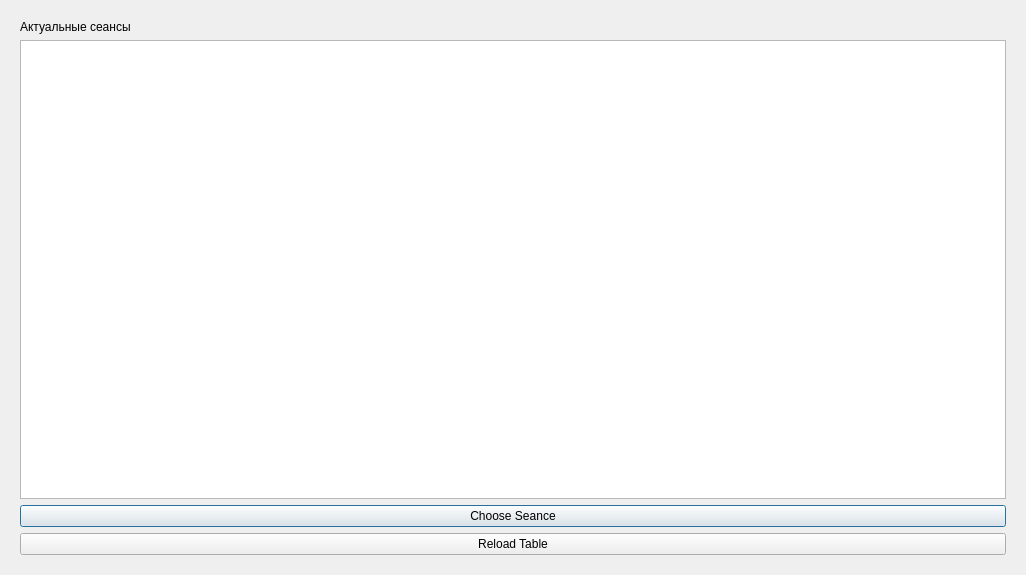
First picture: the form in cinema/seances.ui, repository M1k3FaLc0n/PP_po_PM02, before the edit.
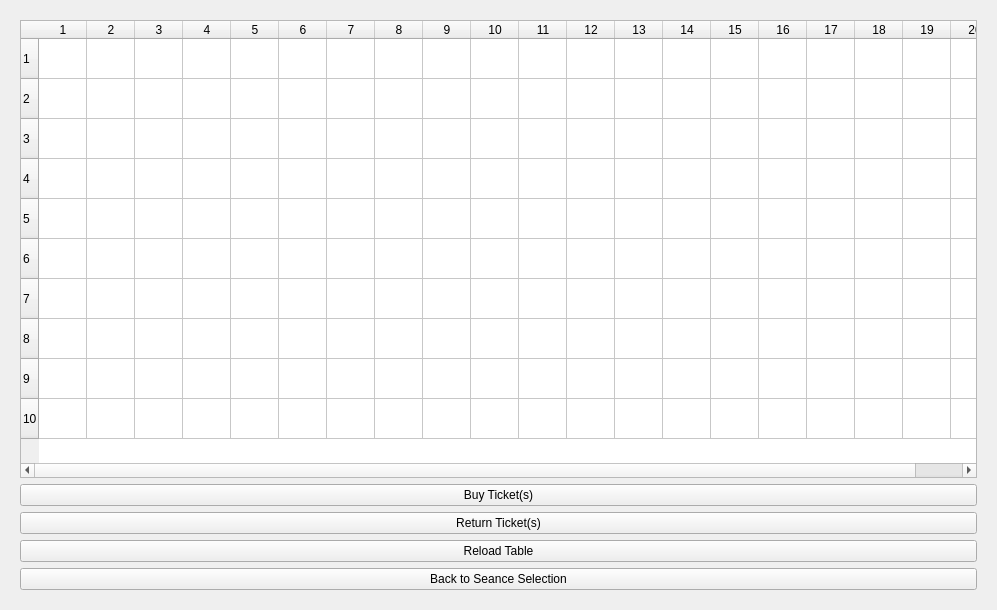
Second picture: the form after the edit.

What changed in the file:
```diff
--- a/cinema/seances.ui
+++ b/cinema/seances.ui
@@ -6,8 +6,8 @@
    <rect>
     <x>0</x>
     <y>0</y>
-    <width>1026</width>
-    <height>575</height>
+    <width>997</width>
+    <height>610</height>
    </rect>
   </property>
   <property name="windowTitle">
@@ -16,6 +16,9 @@
   <layout class="QGridLayout" name="gridLayout">
    <item row="0" column="0">
     <widget class="QStackedWidget" name="stackedWidget">
+     <property name="currentIndex">
+      <number>1</number>
+     </property>
      <widget class="QWidget" name="pageSelectSeance">
       <layout class="QVBoxLayout" name="verticalLayout">
        <item>
@@ -44,7 +47,216 @@
        </item>
       </layout>
      </widget>
-     <widget class="QWidget" name="page_2"/>
+     <widget class="QWidget" name="pageSelectPlaces">
+      <layout class="QVBoxLayout" name="verticalLayout_2">
+       <item>
+        <widget class="QTableWidget" name="tableWidget">
+         <property name="autoFillBackground">
+          <bool>false</bool>
+         </property>
+         <property name="wordWrap">
+          <bool>false</bool>
+         </property>
+         <property name="cornerButtonEnabled">
+          <bool>false</bool>
+         </property>
+         <attribute name="horizontalHeaderCascadingSectionResizes">
+          <bool>true</bool>
+         </attribute>
+         <attribute name="horizontalHeaderDefaultSectionSize">
+          <number>46</number>
+         </attribute>
+         <attribute name="horizontalHeaderMinimumSectionSize">
+          <number>48</number>
+         </attribute>
+         <attribute name="verticalHeaderCascadingSectionResizes">
+          <bool>true</bool>
+         </attribute>
+         <attribute name="verticalHeaderDefaultSectionSize">
+          <number>40</number>
+         </attribute>
+         <row>
+          <property name="text">
+           <string>1</string>
+          </property>
+         </row>
+         <row>
+          <property name="text">
+           <string>2</string>
+          </property>
+         </row>
+         <row>
+          <property name="text">
+           <string>3</string>
+          </property>
+         </row>
+         <row>
+          <property name="text">
+           <string>4</string>
+          </property>
+         </row>
+         <row>
+          <property name="text">
+           <string>5</string>
+          </property>
+         </row>
+         <row>
+          <property name="text">
+           <string>6</string>
+          </property>
+         </row>
+         <row>
+          <property name="text">
+           <string>7</string>
+          </property>
+         </row>
+         <row>
+          <property name="text">
+           <string>8</string>
+          </property>
+         </row>
+         <row>
+          <property name="text">
+           <string>9</string>
+          </property>
+         </row>
+         <row>
+          <property name="text">
+           <string>10</string>
+          </property>
+         </row>
+         <column>
+          <property name="text">
+           <string>1</string>
+          </property>
+         </column>
+         <column>
+          <property name="text">
+           <string>2</string>
+          </property>
+         </column>
+         <column>
+          <property name="text">
+           <string>3</string>
+          </property>
+         </column>
+         <column>
+          <property name="text">
+           <string>4</string>
+          </property>
+         </column>
+         <column>
+          <property name="text">
+           <string>5</string>
+          </property>
+         </column>
+         <column>
+          <property name="text">
+           <string>6</string>
+          </property>
+         </column>
+         <column>
+          <property name="text">
+           <string>7</string>
+          </property>
+         </column>
+         <column>
+          <property name="text">
+           <string>8</string>
+          </property>
+         </column>
+         <column>
+          <property name="text">
+           <string>9</string>
+          </property>
+         </column>
+         <column>
+          <property name="text">
+           <string>10</string>
+          </property>
+         </column>
+         <column>
+          <property name="text">
+           <string>11</string>
+          </property>
+         </column>
+         <column>
+          <property name="text">
+           <string>12</string>
+          </property>
+         </column>
+         <column>
+          <property name="text">
+           <string>13</string>
+          </property>
+         </column>
+         <column>
+          <property name="text">
+           <string>14</string>
+          </property>
+         </column>
+         <column>
+          <property name="text">
+           <string>15</string>
+          </property>
+         </column>
+         <column>
+          <property name="text">
+           <string>16</string>
+          </property>
+         </column>
+         <column>
+          <property name="text">
+           <string>17</string>
+          </property>
+         </column>
+         <column>
+          <property name="text">
+           <string>18</string>
+          </property>
+         </column>
+         <column>
+          <property name="text">
+           <string>19</string>
+          </property>
+         </column>
+         <column>
+          <property name="text">
+           <string>20</string>
+          </property>
+         </column>
+        </widget>
+       </item>
+       <item>
+        <widget class="QPushButton" name="pushButtonBuyTickets">
+         <property name="text">
+          <string>Buy Ticket(s)</string>
+         </property>
+        </widget>
+       </item>
+       <item>
+        <widget class="QPushButton" name="pushButtonReturnTicket">
+         <property name="text">
+          <string>Return Ticket(s)</string>
+         </property>
+        </widget>
+       </item>
+       <item>
+        <widget class="QPushButton" name="pushButtonReloadTb_2">
+         <property name="text">
+          <string>Reload Table</string>
+         </property>
+        </widget>
+       </item>
+       <item>
+        <widget class="QPushButton" name="pushButtonBackToSeaSel">
+         <property name="text">
+          <string>Back to Seance Selection</string>
+         </property>
+        </widget>
+       </item>
+      </layout>
+     </widget>
     </widget>
    </item>
   </layout>
```
Left out of the diff: 2 changed lines with no effect on the pictures.
